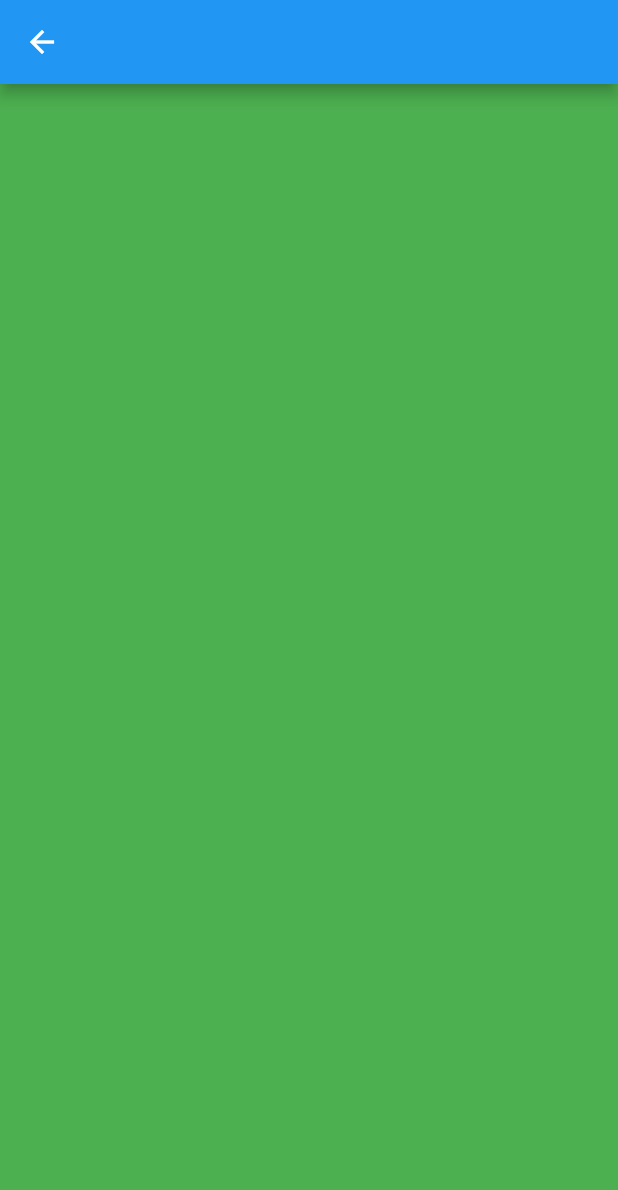
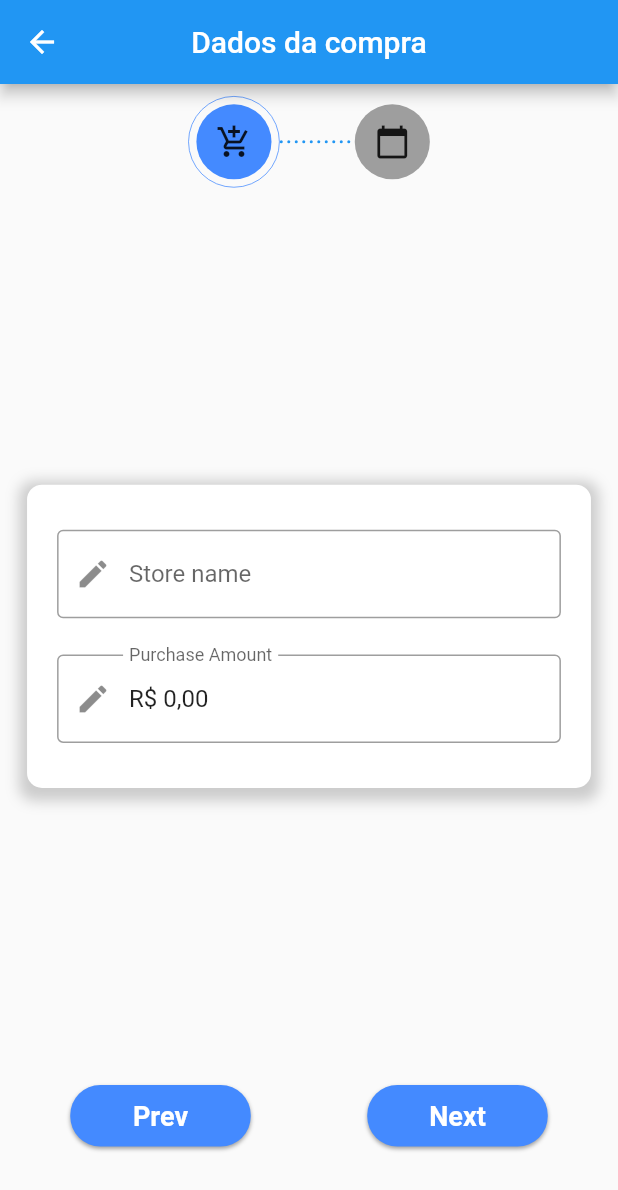
Before and after one commit to guilhermefbc/sei_services, a Flutter app: the ManualRegisterScreen screen opened directly, on a phone screen of 412 x 824 dp. Shown: the top 1190 px of the screen. Run offline on Flutter 3.47's test engine with Material 2 defaults, Android fonts, the phone set to English and light mode, and no system bars; our stand-ins replace badges, connectivity_plus, convex_bottom_bar, currency_text_input_formatter, flutter_dotenv, flutter_form_builder and 9 more; missing offline and left inert: flutter_vibrate, mobile_scanner; accounts and stored records are empty; generated files the repository leaves out were written again; network calls fail.

Commit message:
Add basic form to manual purchase (with problems)

```diff
--- a/lib/i18n/en_US.json
+++ b/lib/i18n/en_US.json
@@ -70,5 +70,7 @@
   "deleteItemDescription": "Are you sure you want to delete this item?",
   "problemsWithLogin": "Problems with login",
   "problemsWithLoginDescription": "There was a problem with the login, the most common problems are: incorrect email or password and device disconnected. If your problem is not one of these, wait a few moments and try again.",
-  "manualPurchases": "Manual purchases"
+  "manualPurchases": "Manual purchases",
+  "storeName": "Store name",
+  "purchaseAmount": "Purchase Amount"
 }
--- a/lib/i18n/pt_BR.json
+++ b/lib/i18n/pt_BR.json
@@ -70,5 +70,7 @@
   "deleteItemDescription": "Você tem certeza que deseja deletar esse item?",
   "problemsWithLogin": "Problemas com o login",
   "problemsWithLoginDescription": "Ocorreu algum problema com o login, os problemas mais comuns são: email ou senha incorretos e aparelho desconectado. Se o seu problema não é um desses, espere alguns instantes e tente novamente.",
-  "manualPurchases": "Compras manuais"
+  "manualPurchases": "Compras manuais",
+  "storeName": "Nome da loja",
+  "purchaseAmount": "Valor da compra"
 }
--- a/lib/src/modules/private/manual/manual_module.dart
+++ b/lib/src/modules/private/manual/manual_module.dart
@@ -1,10 +1,12 @@
 import 'package:flutter_modular/flutter_modular.dart';
+import 'package:sei_services/src/modules/private/manual/presentation/controllers/register_controller/purchase_register_controller.dart';
 import 'package:sei_services/src/modules/private/manual/presentation/screens/manual_register_screen.dart';
 import 'package:sei_services/src/modules/private/manual/presentation/screens/manual_screens.dart';
 
 class ManualModule extends Module {
   @override
   List<Bind> get binds => [
+    Bind.singleton((i) => PurchaseRegisterController())
   ];
 
   @override
--- a/lib/src/modules/private/manual/presentation/screens/manual_register_screen.dart
+++ b/lib/src/modules/private/manual/presentation/screens/manual_register_screen.dart
@@ -1,4 +1,13 @@
 import 'package:flutter/material.dart';
+import 'package:flutter_mobx/flutter_mobx.dart';
+import 'package:flutter_modular/flutter_modular.dart';
+import 'package:flutter_screenutil/flutter_screenutil.dart';
+import 'package:im_stepper/stepper.dart';
+import 'package:localization/localization.dart';
+import 'package:sei_services/src/modules/private/home/presentation/controllers/menu_controller/menu_controller.dart';
+import 'package:sei_services/src/modules/private/manual/presentation/controllers/register_controller/purchase_register_controller.dart';
+import 'package:sei_services/src/modules/private/manual/presentation/widgets/register_forms/purchase_form_widget.dart';
+import 'package:sei_services/src/shared/presentation/widgets/button/simple_button.dart';
 
 class ManualRegisterScreen extends StatefulWidget {
   const ManualRegisterScreen({Key? key}) : super(key: key);
@@ -8,12 +17,153 @@ class ManualRegisterScreen extends StatefulWidget {
 }
 
 class _ManualRegisterScreenState extends State<ManualRegisterScreen> {
+  final _formKey = GlobalKey<FormState>();
+  final PurchaseRegisterController _rController = Modular.get<PurchaseRegisterController>();
+  final List<String> _titles = <String>[
+    'Dados da compra',
+    'Data'
+  ];
+
+  final MenuController _menuController = Modular.get<MenuController>();
+
+
+  @override
+  void initState() {
+    super.initState();
+    _menuController.toggleIsActive();
+  }
+
+  @override
+  void dispose() {
+    _menuController.toggleIsActive();
+    super.dispose();
+  }
+
+  Widget _buildIconStepper() {
+    return IconStepper(
+      enableNextPreviousButtons: false,
+      enableStepTapping: false,
+      scrollingDisabled: false,
+      stepRadius: 25.r,
+      activeStepBorderColor: Colors.blueAccent,
+      activeStepColor: Colors.blueAccent,
+      icons: const [
+        Icon(Icons.add_shopping_cart_outlined),
+        Icon(Icons.calendar_today),
+        // Icon(Icons.check_circle),
+      ],
+
+      // activeStep property set to activeStep variable defined above.
+      activeStep: _rController.activeStep,
+
+      // This ensures step-tapping updates the activeStep.
+      onStepReached: (index) {
+        _rController.activeStep = index;
+      },
+    );
+  }
+
+  Widget _buildTextualField() {
+    return <Widget>[
+      PurchaseFormWidget(formKey: _formKey),
+    ][_rController.activeStep];
+  }
+
+  Widget _defineButtonArea(BuildContext context) {
+    if(_rController.isLoading) {
+      return const LinearProgressIndicator(minHeight: 2,);
+    }else{
+      return Row(
+        mainAxisAlignment: MainAxisAlignment.spaceAround,
+        children: [
+          _previousButton(),
+          _nextButton(context),
+        ],
+      );
+    }
+  }
+
+  Widget _nextButton(BuildContext context) {
+    if (_rController.activeStep <= _rController.upperBound) {
+      return SimpleButton(
+        onPressed: _nextAction(),
+        title: 'next'.i18n(),
+        width: 120.w,
+      );
+    } else {
+      return SimpleButton(
+        onPressed: _concludeAction(context),
+        title: 'conclude'.i18n(),
+        width: 120.w,
+        color: Colors.green,
+      );
+    }
+  }
+
+  _nextAction() {
+    return () {
+      if (_formKey.currentState!.validate()) {
+        _rController.activeStep++;
+      }
+    };
+  }
+
+  _concludeAction(BuildContext context) {
+    return () async {
+      // _rController.toggleIsLoading();
+      // bool result = await _sendRegistrationData();
+      // _controller.toggleIsLoading();
+      // if(result) {
+      //   _successDialog(context);
+      // }else{
+      //   _somethingWentWrongDialog(context);
+      // }
+    };
+  }
+
+  Widget _previousButton() {
+    return SimpleButton(
+      onPressed: _previousAction(),
+      title: 'prev'.i18n(),
+      width: 120.w,
+    );
+  }
+
+  _previousAction() {
+    return () {
+      if (_rController.activeStep > 0) {
+        _rController.activeStep--;
+      }
+    };
+  }
+
   @override
   Widget build(BuildContext context) {
     return Scaffold(
-      appBar: AppBar(),
-      body: Container(
-        color: Colors.green,
+      appBar: AppBar(
+        centerTitle: true,
+        title: Observer(
+          builder: (context) {
+            return Text(_titles[_rController.activeStep]);
+          },
+        ),
+      ),
+      body: Padding(
+        padding: const EdgeInsets.all(8).r,
+        child: SingleChildScrollView(
+          child: SizedBox(
+            height: 0.85.sh,
+            child: Column(
+              children: [
+                _buildIconStepper(),
+                const Spacer(),
+                _buildTextualField(),
+                const Spacer(),
+                _defineButtonArea(context)
+              ],
+            ),
+          ),
+        ),
       ),
     );
   }
--- /dev/null
+++ b/lib/src/modules/private/manual/presentation/widgets/register_forms/purchase_form_widget.dart
@@ -0,0 +1,84 @@
+import 'package:flutter/material.dart';
+import 'package:flutter_form_builder/flutter_form_builder.dart';
+import 'package:flutter_modular/flutter_modular.dart';
+import 'package:flutter_screenutil/flutter_screenutil.dart';
+import 'package:form_builder_validators/form_builder_validators.dart';
+import 'package:localization/localization.dart';
+import 'package:sei_services/src/modules/private/manual/presentation/controllers/register_controller/purchase_register_controller.dart';
+import 'package:sei_services/src/modules/public/register/presentation/widgets/register_decorated_box_widget.dart';
+
+class PurchaseFormWidget extends StatefulWidget {
+  final GlobalKey<FormState> formKey;
+  const PurchaseFormWidget({
+    Key? key,
+    required this.formKey
+  }) : super(key: key);
+
+  @override
+  _PurchaseFormWidgetState createState() => _PurchaseFormWidgetState();
+}
+
+class _PurchaseFormWidgetState extends State<PurchaseFormWidget> {
+  final PurchaseRegisterController _rController = Modular.get<PurchaseRegisterController>();
+  late FocusNode purchaseFocusNode;
+
+  @override
+  void initState() {
+    super.initState();
+    purchaseFocusNode = FocusNode();
+  }
+
+  @override
+  void dispose() {
+    // Clean up the focus node when the Form is disposed.
+    purchaseFocusNode.dispose();
+    super.dispose();
+  }
+
+  @override
+  Widget build(BuildContext context) {
+    return RegisterDecoratedBoxWidget(
+      child: Form(
+        key: widget.formKey,
+        child: Column(
+          children: [
+            FormBuilderTextField(
+              key: const ValueKey('Register Store Name'),
+              autofocus: true,
+              onSubmitted: (_) => purchaseFocusNode.requestFocus(),
+              initialValue: _rController.storeName,
+              name: 'Store name',
+              decoration: InputDecoration(
+                labelText: 'storeName'.i18n(),
+                border: const OutlineInputBorder(),
+                prefixIcon: const Icon(Icons.edit),
+              ),
+              onChanged: _rController.setStoreName,
+              validator: FormBuilderValidators.compose([
+                FormBuilderValidators.required(errorText: 'thisFieldIsRequired'.i18n()),
+              ]),
+              keyboardType: TextInputType.name,
+            ),
+            SizedBox(height: 20.h,),
+            FormBuilderTextField(
+              key: const ValueKey('Register Last Name'),
+              focusNode: purchaseFocusNode,
+              initialValue: _rController.getFormattedAmount(),
+              name: 'Purchase Amount',
+              decoration: InputDecoration(
+                labelText: 'purchaseAmount'.i18n(),
+                border: const OutlineInputBorder(),
+                prefixIcon: const Icon(Icons.edit),
+              ),
+              onChanged: _rController.setAmount,
+              validator: FormBuilderValidators.compose([
+                FormBuilderValidators.required(errorText: 'thisFieldIsRequired'.i18n()),
+              ]),
+              keyboardType: TextInputType.number,
+            ),
+          ],
+        ),
+      ),
+    );
+  }
+}
--- a/lib/src/shared/util/monetary/monetary_formatter_util.dart
+++ b/lib/src/shared/util/monetary/monetary_formatter_util.dart
@@ -7,7 +7,7 @@ class MonetaryFormatterUtil {
     symbol: 'R\$',
   );
 
-  static String format(double? value) {
+  static String format(num? value) {
     if(value == null) {
       return '--';
     }
```
Also changed, not shown: lib/src/modules/private/home/presentation/controllers/menu_controller/menu_controller.dart (+8 -0 lines), lib/src/modules/private/home/presentation/screen/home_screen.dart (+10 -8 lines), lib/src/modules/private/manual/presentation/controllers/register_controller/purchase_register_controller.dart (added, +47 -0 lines), lib/src/modules/private/home/presentation/controllers/menu_controller/menu_controller.g.dart, lib/src/modules/private/manual/presentation/controllers/register_controller/purchase_register_controller.g.dart (added).
